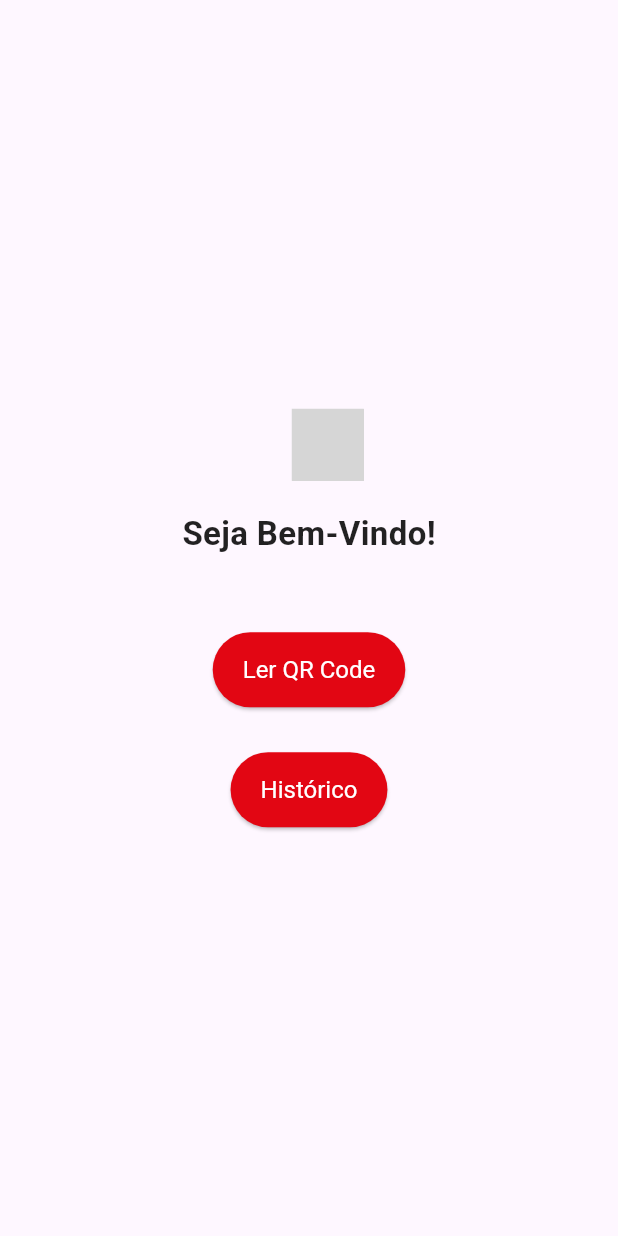
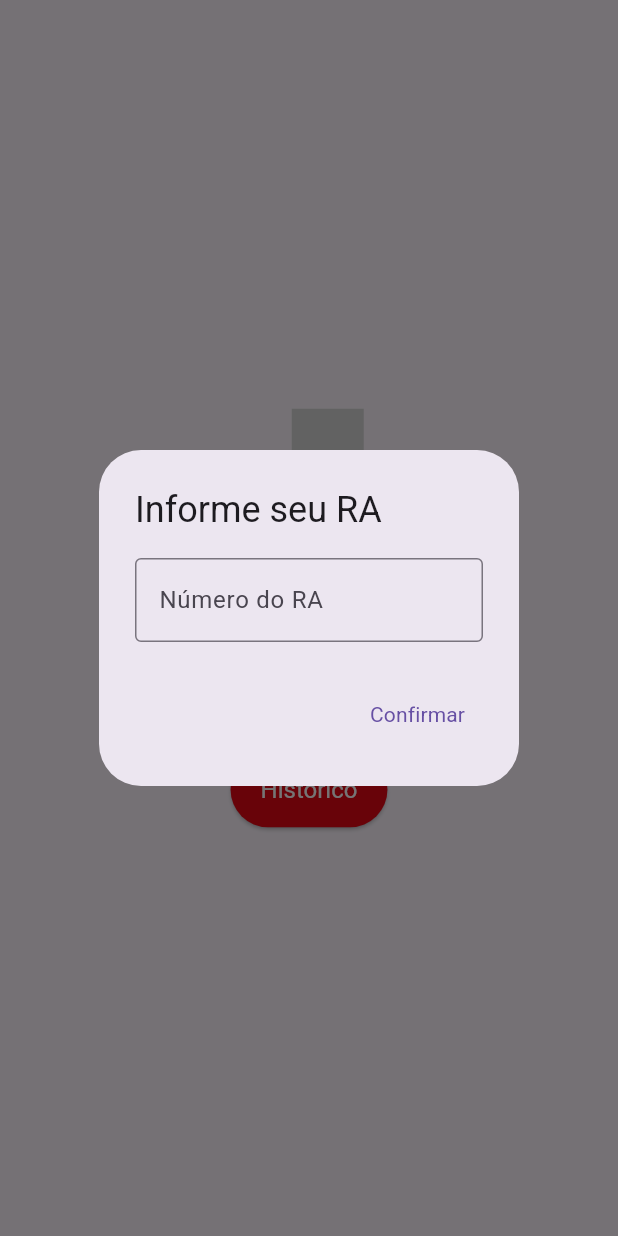
Before and after one commit to KenjiSousa/link_class_mobile, a Flutter app: the screen it shows after launch, after a tap on an icon or button, on a phone screen of 412 x 824 dp. Run offline on Flutter 3.47's test engine with Material 3 defaults, Android fonts, the light colour scheme and no system bars; our stand-ins replace flutter_secure_storage, google_sign_in, shared_preferences, sign_in_button; missing offline and left inert: jovial_svg, mobile_scanner; grey boxes are pictures that could not be loaded.

Commit message:
ajuste pop-up

```diff
--- a/lib/historico_page.dart
+++ b/lib/historico_page.dart
@@ -41,7 +41,7 @@ class HistoricoPage extends StatelessWidget {
               ),
               child: Center(
                 child: Image.asset(
-                  'assets/logo.png', // substitua pela sua logo
+                  'assets/logo_unipar.svg',
                   height: 30,
                 ),
               ),
@@ -60,7 +60,7 @@ class HistoricoPage extends StatelessWidget {
                       borderRadius: BorderRadius.circular(16),
                       boxShadow: [
                         BoxShadow(
-                          color: Colors.black.withOpacity(0.1),
+                          color: Colors.black.withValues(alpha: 0.1),
                           blurRadius: 4,
                           offset: const Offset(0, 2),
                         ),
--- a/lib/menu.dart
+++ b/lib/menu.dart
@@ -4,15 +4,81 @@ import 'package:jovial_svg/jovial_svg.dart';
 import 'package:link_class_mobile/qr_scanner.dart';
 import 'package:link_class_mobile/historico_page.dart';
 import 'package:link_class_mobile/util/error_msg.dart';
+import 'package:shared_preferences/shared_preferences.dart';
 
-class Menu extends StatelessWidget {
+class Menu extends StatefulWidget {
   const Menu({super.key});
+
+  @override
+  State<Menu> createState() => _MenuState();
+}
+
+class _MenuState extends State<Menu> {
+  final TextEditingController _raController = TextEditingController();
+
+  @override
+  void initState() {
+    super.initState();
+    _checkAndAskForRA();
+  }
+
+  Future<void> _checkAndAskForRA() async {
+    final prefs = await SharedPreferences.getInstance();
+    final ra = prefs.getString('ra');
+
+    if (ra == null || ra.isEmpty) {
+      await Future.delayed(const Duration(milliseconds: 500));
+      _showRADialog();
+    }
+  }
+
+  Future<void> _showRADialog() async {
+    await showDialog(
+      context: context,
+      barrierDismissible: false,
+      builder: (context) {
+        return AlertDialog(
+          title: const Text('Informe seu RA'),
+          content: TextField(
+            controller: _raController,
+            keyboardType: TextInputType.number,
+            decoration: const InputDecoration(
+              labelText: 'Número do RA',
+              border: OutlineInputBorder(),
+            ),
+          ),
+          actions: [
+            TextButton(
+              onPressed: () async {
+                final currentContext = context; // guarda o contexto localmente
+                final ra = _raController.text.trim();
+
+                if (ra.isEmpty) {
+                  msgDiag(currentContext, 'Por favor, digite o RA.');
+                  return;
+                }
+
+                final prefs = await SharedPreferences.getInstance();
+                await prefs.setString('ra', ra);
+
+                if (!mounted) return; // checa se o widget ainda está ativo
+
+                Navigator.of(currentContext).pop();
+                msgDiag(currentContext, 'RA salvo com sucesso!');
+              },
+              child: const Text('Confirmar'),
+            ),
+          ],
+        );
+      },
+    );
+  }
 
   @override
   Widget build(BuildContext context) {
     final ButtonStyle buttonStyle = ElevatedButton.styleFrom(
       backgroundColor: const Color(0xffe20613),
-      padding: EdgeInsets.symmetric(horizontal: 20),
+      padding: const EdgeInsets.symmetric(horizontal: 20),
       foregroundColor: Colors.white,
       minimumSize: const Size(50, 50),
       shape: RoundedRectangleBorder(borderRadius: BorderRadius.circular(30.0)),
@@ -37,7 +103,6 @@ class Menu extends StatelessWidget {
               ],
             ),
             const SizedBox(height: 20),
-            // Texto de boas-vindas
             const Text(
               'Seja Bem-Vindo!',
               style: TextStyle(
@@ -51,7 +116,7 @@ class Menu extends StatelessWidget {
               style: buttonStyle,
               onPressed: () async {
                 final scannedCode = await Navigator.of(context).push<String>(
-                  MaterialPageRoute(builder: (_) => QRScannerPage()),
+                  MaterialPageRoute(builder: (_) => const QRScannerPage()),
                 );
 
                 if (scannedCode != null && context.mounted) {
@@ -79,3 +144,23 @@ class Menu extends StatelessWidget {
     );
   }
 }
+
+class RaStore {
+  const RaStore();
+
+  Future<void> gravaRa(BuildContext context, VoidCallback onSuccess) async {
+    final currentContext = context; // guarda o contexto localmente
+    final ra = _raController.text.trim();
+
+    if (ra.isEmpty) {
+      msgDiag(currentContext, 'Por favor, digite o RA.');
+      return;
+    }
+
+    final prefs = await SharedPreferences.getInstance();
+    await prefs.setString('ra', ra);
+
+    Navigator.of(currentContext).pop();
+    msgDiag(currentContext, 'RA salvo com sucesso!');
+  }
+}
--- a/lib/services/device_id.dart
+++ b/lib/services/device_id.dart
@@ -1,4 +1,3 @@
-import 'package:flutter/foundation.dart';
 import 'package:flutter_secure_storage/flutter_secure_storage.dart';
 import 'package:uuid/uuid.dart';
 
--- a/pubspec.yaml
+++ b/pubspec.yaml
@@ -28,6 +28,7 @@ environment:
 # the latest version available on pub.dev. To see which dependencies have newer
 # versions available, run `flutter pub outdated`.
 dependencies:
+  shared_preferences: ^2.3.2
   flutter:
     sdk: flutter
 
```
Also changed, not shown: pubspec.lock, 1 other file.
